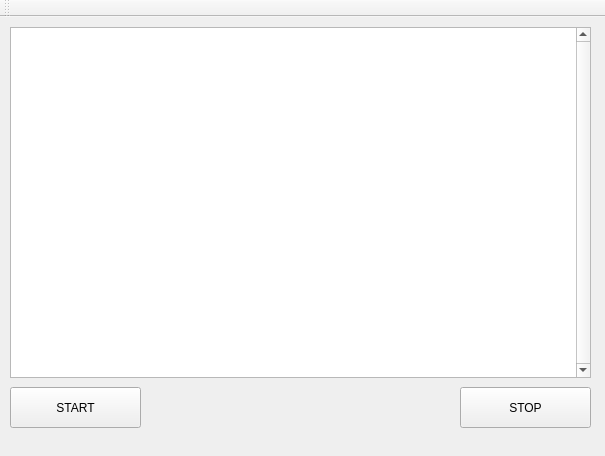
CrustyAuklet/QUsb, file mainwindow.ui: the form before one commit.
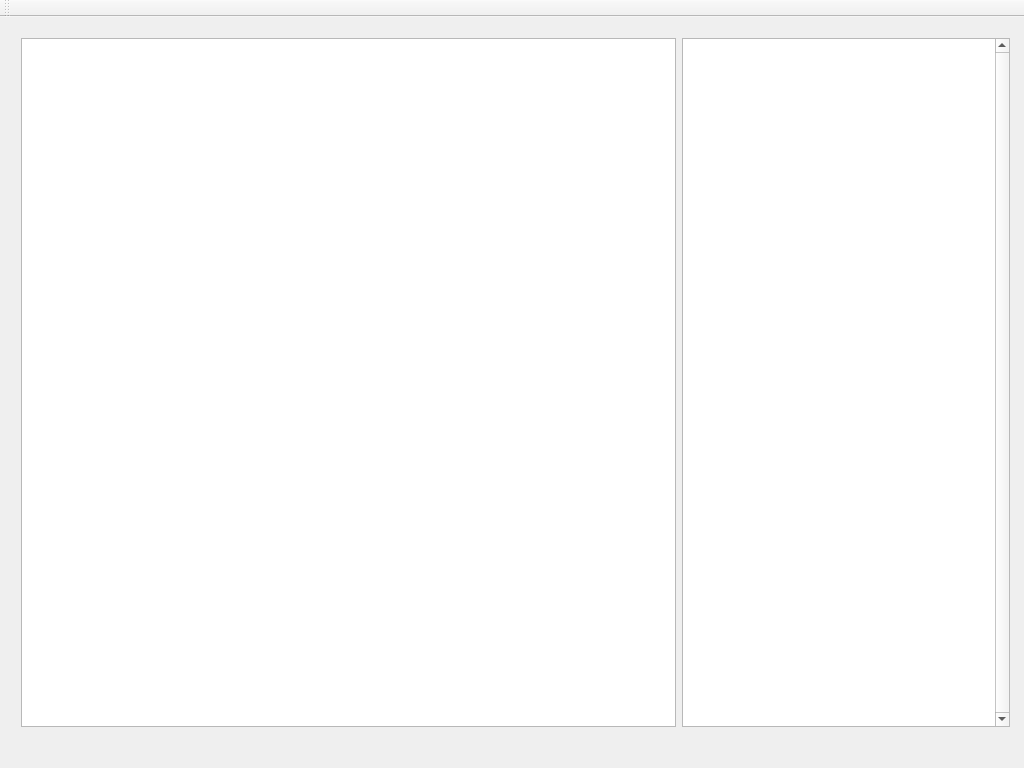
The form after the commit.

Commit message: changed test UI. added sorting to model.

Patch:
```diff
--- a/mainwindow.ui
+++ b/mainwindow.ui
@@ -6,8 +6,8 @@
    <rect>
     <x>0</x>
     <y>0</y>
-    <width>605</width>
-    <height>456</height>
+    <width>1024</width>
+    <height>768</height>
    </rect>
   </property>
   <property name="sizePolicy">
@@ -20,14 +20,33 @@
    <string>MainWindow</string>
   </property>
   <widget class="QWidget" name="centralWidget">
-   <widget class="QPlainTextEdit" name="plainTextEdit">
+   <widget class="QWidget" name="">
     <property name="geometry">
      <rect>
       <x>10</x>
       <y>10</y>
-      <width>581</width>
-      <height>351</height>
+      <width>1011</width>
+      <height>711</height>
      </rect>
+    </property>
+    <layout class="QHBoxLayout" name="horizontalLayout">
+     <item>
+      <widget class="QTableView" name="tableView">
+       <property name="sizePolicy">
+        <sizepolicy hsizetype="Expanding" vsizetype="Expanding">
+         <horstretch>2</horstretch>
+         <verstretch>0</verstretch>
+        </sizepolicy>
+       </property>
+      </widget>
+     </item>
+     <item>
+      <widget class="QPlainTextEdit" name="plainTextEdit">
+       <property name="sizePolicy">
+        <sizepolicy hsizetype="Expanding" vsizetype="Expanding">
+         <horstretch>1</horstretch>
+         <verstretch>0</verstretch>
+        </sizepolicy>
     </property>
     <property name="verticalScrollBarPolicy">
      <enum>Qt::ScrollBarAlwaysOn</enum>
@@ -39,31 +58,8 @@
      <bool>true</bool>
     </property>
    </widget>
-   <widget class="QPushButton" name="DevListenStart">
-    <property name="geometry">
-     <rect>
-      <x>10</x>
-      <y>370</y>
-      <width>131</width>
-      <height>41</height>
-     </rect>
-    </property>
-    <property name="text">
-     <string>START</string>
-    </property>
-   </widget>
-   <widget class="QPushButton" name="DevListen_stop">
-    <property name="geometry">
-     <rect>
-      <x>460</x>
-      <y>370</y>
-      <width>131</width>
-      <height>41</height>
-     </rect>
-    </property>
-    <property name="text">
-     <string>STOP</string>
-    </property>
+     </item>
+    </layout>
    </widget>
   </widget>
   <widget class="QMenuBar" name="menuBar">
```
Left out of the diff: 2 changed lines with no effect on the pictures. Lines whose indentation alone changed are shown as unchanged. The commit also changes 7 other files.
